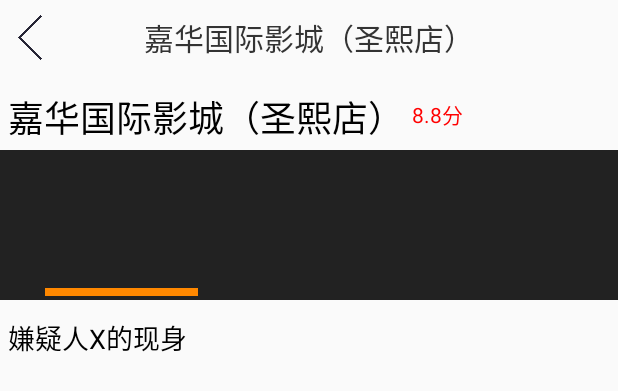
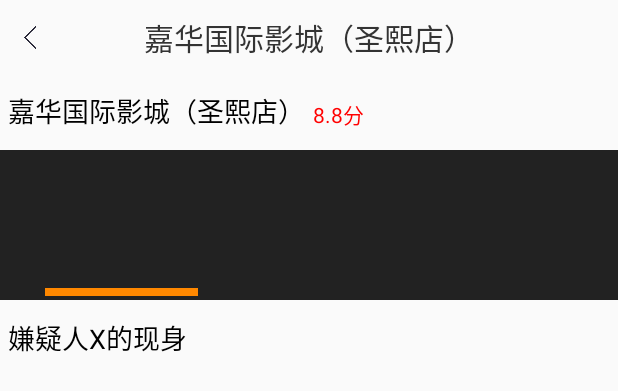
Before and after one commit to APL1624/APLTickets, an Android app: the layout activity_theatre_detail.xml on its own in the app's theme, with its tools: preview values and no code run, on a phone screen of 412 x 824 dp. Shown: the top 391 px of the screen. Run offline under Robolectric (Android 15) with nearby library versions, the phone set to English and light mode, and no system bars.

Commit message:
8989897546

```diff
--- a/app/src/main/java/com/apl/ticket/ui/home/FoundClickActivity.java
+++ b/app/src/main/java/com/apl/ticket/ui/home/FoundClickActivity.java
@@ -1,5 +1,6 @@
 package com.apl.ticket.ui.home;
 
+import android.support.v4.app.Fragment;
 import android.support.v4.app.FragmentManager;
 import android.support.v4.app.FragmentTransaction;
 import android.content.Intent;
@@ -59,6 +60,7 @@ public class FoundClickActivity extends BaseActivity implements View.OnClickList
                 mTitle.setText("圈子");
                 loginBtn.setVisibility(View.VISIBLE);
                 transaction.add(R.id.found_click_framelayout,new FoundCircleFragment());
+
                 break;
             case 3:
                 mTitle.setText("乐得没好生活");
--- a/app/src/main/java/com/apl/ticket/ui/home/fragment/MovieHotLargeViewPagerFragment.java
+++ b/app/src/main/java/com/apl/ticket/ui/home/fragment/MovieHotLargeViewPagerFragment.java
@@ -10,6 +10,7 @@ import com.apl.ticket.ui.home.EventBus.MovieHotLargeEvent;
 import com.orhanobut.logger.Logger;
 import com.squareup.picasso.Picasso;
 import com.vittaw.mvplibrary.base.BaseFragment;
+
 
 import org.greenrobot.eventbus.EventBus;
 import org.greenrobot.eventbus.Subscribe;
--- a/app/src/main/java/com/apl/ticket/ui/home/fragment/MoviePreviewFragment.java
+++ b/app/src/main/java/com/apl/ticket/ui/home/fragment/MoviePreviewFragment.java
@@ -98,7 +98,6 @@ public class MoviePreviewFragment extends BaseFragment<HomePageModel, HomePagePr
     @Override
     public void onScroll(AbsListView absListView, int i, int i1, int i2) {
         if (i != 0) {
-//            if (!TextUtils.equals(mAdapter.getItem(i).getReleaseDate().substring(5, 7), mAdapter.getItem(i - 1).getReleaseDate().substring(5, 7))) {
             if (i == 3 || !TextUtils.equals(mAdapter.getItem(i).getReleaseDate().substring(5, 7), mAdapter.getItem(i - 1).getReleaseDate().substring(5, 7))
                     || !TextUtils.equals(mAdapter.getItem(i).getReleaseDate().substring(5, 7), mAdapter.getItem(i + 1).getReleaseDate().substring(5, 7))) {
                 int sum = 0;
--- a/app/src/main/java/com/apl/ticket/ui/location/LocationActivity.java
+++ b/app/src/main/java/com/apl/ticket/ui/location/LocationActivity.java
@@ -77,6 +77,7 @@ public class LocationActivity extends BaseActivity<LocationPresenter,LocationMod
 
     @Override
     public void initView() {
+
         cityInfo = new ArrayList<>();
         mAdapter=new LocationAdapter(cityInfo,this);
         layoutManager = new LinearLayoutManager(this);
--- a/app/src/main/java/com/apl/ticket/ui/splash/SplashActivity.java
+++ b/app/src/main/java/com/apl/ticket/ui/splash/SplashActivity.java
@@ -113,6 +113,7 @@ public class SplashActivity extends BaseActivity<SplashPresenter,SplashModel> im
     public void onAnimationEnd(Animator animation) {
         Intent intent = new Intent(this, HomeActivity.class);
         startActivity(intent);
+        finish();
     }
 
     @Override
--- a/app/src/main/res/layout/activity_theatre_detail.xml
+++ b/app/src/main/res/layout/activity_theatre_detail.xml
@@ -15,8 +15,8 @@
         <ImageView
             android:id="@+id/theatre_detail_back"
             android:layout_width="40dp"
-            android:layout_height="50dp"
-            android:padding="10dp"
+            android:layout_height="15dp"
+            android:layout_centerVertical="true"
             android:src="@mipmap/location_pal_back" />
 
         <TextView
@@ -26,7 +26,9 @@
             android:gravity="center"
             android:text="嘉华国际影城（圣熙店）"
             android:textColor="@color/colorTextBackThree"
-            android:textSize="20sp" />
+            android:textSize="20sp"
+            android:layout_alignParentLeft="true"
+            android:layout_alignParentStart="true" />
     </RelativeLayout>
 
     <ScrollView
@@ -50,7 +52,7 @@
                     android:layout_marginTop="10dp"
                     android:text="嘉华国际影城（圣熙店）"
                     android:textColor="#000000"
-                    android:textSize="24sp" />
+                    android:textSize="18sp" />
 
                 <TextView
                     android:layout_width="wrap_content"
--- a/app/src/main/res/layout/fragment_home_mine_item_hobby.xml
+++ b/app/src/main/res/layout/fragment_home_mine_item_hobby.xml
@@ -26,7 +26,7 @@
             android:text="想看的电影"/>
         <ImageView
             android:layout_width="20dp"
-            android:layout_height="20dp"
+            android:layout_height="15dp"
             android:layout_alignParentRight="true"
             android:layout_margin="20dp"
             android:src="@mipmap/icon_arrow_right"/>
@@ -58,7 +58,7 @@
             android:text="我的收藏"/>
         <ImageView
             android:layout_width="20dp"
-            android:layout_height="20dp"
+            android:layout_height="15dp"
             android:layout_alignParentRight="true"
             android:layout_margin="20dp"
             android:src="@mipmap/icon_arrow_right"/>
--- a/app/src/main/res/layout/fragment_home_mine_item_setting_or_share.xml
+++ b/app/src/main/res/layout/fragment_home_mine_item_setting_or_share.xml
@@ -25,7 +25,7 @@
             android:text="设置"/>
         <ImageView
             android:layout_width="20dp"
-            android:layout_height="20dp"
+            android:layout_height="15dp"
             android:layout_alignParentRight="true"
             android:layout_margin="20dp"
             android:src="@mipmap/icon_arrow_right"/>
--- a/mvplibrary/src/main/java/com/vittaw/mvplibrary/base/BaseActivity.java
+++ b/mvplibrary/src/main/java/com/vittaw/mvplibrary/base/BaseActivity.java
@@ -77,9 +77,9 @@ public abstract class BaseActivity<P extends BasePresenter,M extends BaseModel>
             View decorView = getWindow().getDecorView();
             decorView.setSystemUiVisibility(
                     View.SYSTEM_UI_FLAG_LAYOUT_STABLE
-                            | View.SYSTEM_UI_FLAG_LAYOUT_HIDE_NAVIGATION
+//                            | View.SYSTEM_UI_FLAG_LAYOUT_HIDE_NAVIGATION
                             | View.SYSTEM_UI_FLAG_LAYOUT_FULLSCREEN
-                            | View.SYSTEM_UI_FLAG_HIDE_NAVIGATION
+//                            | View.SYSTEM_UI_FLAG_HIDE_NAVIGATION
                             | View.SYSTEM_UI_FLAG_FULLSCREEN
                             | View.SYSTEM_UI_FLAG_IMMERSIVE_STICKY);
         }
```
Also changed, not shown: app/src/main/java/com/apl/ticket/ui/home/adapter/CinemaAdapter.java (+11 -1 lines), app/src/main/java/com/apl/ticket/ui/home/adapter/MoviePreviewAdapter.java (+2 -12 lines), app/src/main/java/com/apl/ticket/ui/location/adapter/LocationAdapter.java (+5 -2 lines), app/src/main/java/com/apl/ticket/ui/threatredetail/TheatreDetailActivity.java (+7 -0 lines), app/src/main/res/layout/fragment_home_mine_item_info.xml (+8 -5 lines).
